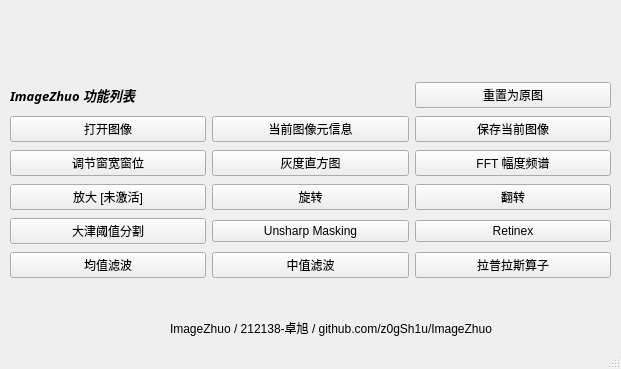
Above: ui/MainWindow.ui from z0gSh1u/ImageZhuo before the change. Below: the same form after it.
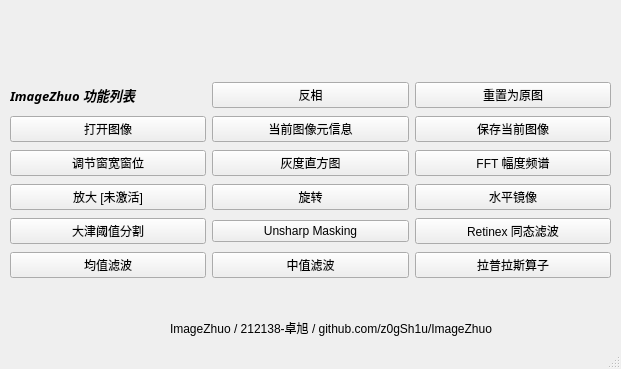
That is the form after the change. Icons and pictures are not drawn.

Diff of the .ui file:
```diff
--- a/ui/MainWindow.ui
+++ b/ui/MainWindow.ui
@@ -44,7 +44,7 @@
      <item row="4" column="2">
       <widget class="QPushButton" name="btn_retinex">
        <property name="text">
-        <string>Retinex</string>
+        <string>Retinex 同态滤波</string>
        </property>
       </widget>
      </item>
@@ -121,7 +121,7 @@
      <item row="3" column="2">
       <widget class="QPushButton" name="btn_flip">
        <property name="text">
-        <string>翻转</string>
+        <string>水平镜像</string>
        </property>
       </widget>
      </item>
@@ -163,6 +163,19 @@
        </property>
       </widget>
      </item>
+     <item row="0" column="1">
+      <widget class="QPushButton" name="btn_reverse">
+       <property name="sizePolicy">
+        <sizepolicy hsizetype="Preferred" vsizetype="Fixed">
+         <horstretch>0</horstretch>
+         <verstretch>0</verstretch>
+        </sizepolicy>
+       </property>
+       <property name="text">
+        <string>反相</string>
+       </property>
+      </widget>
+     </item>
     </layout>
    </widget>
    <widget class="QLabel" name="label_2">
```
